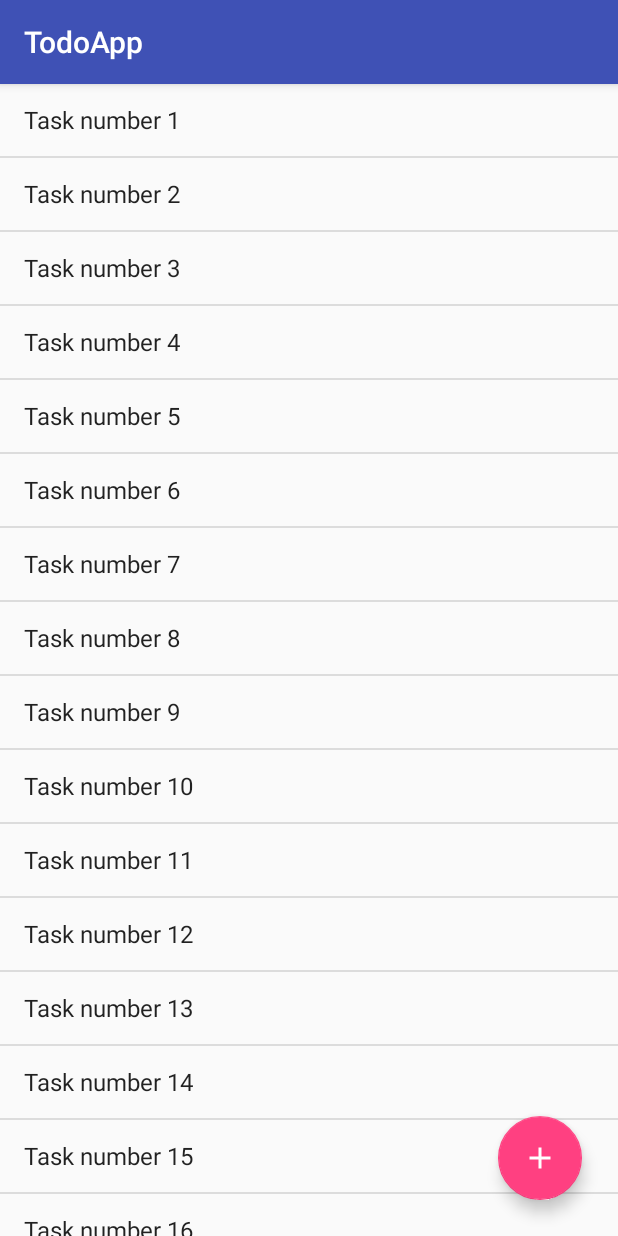
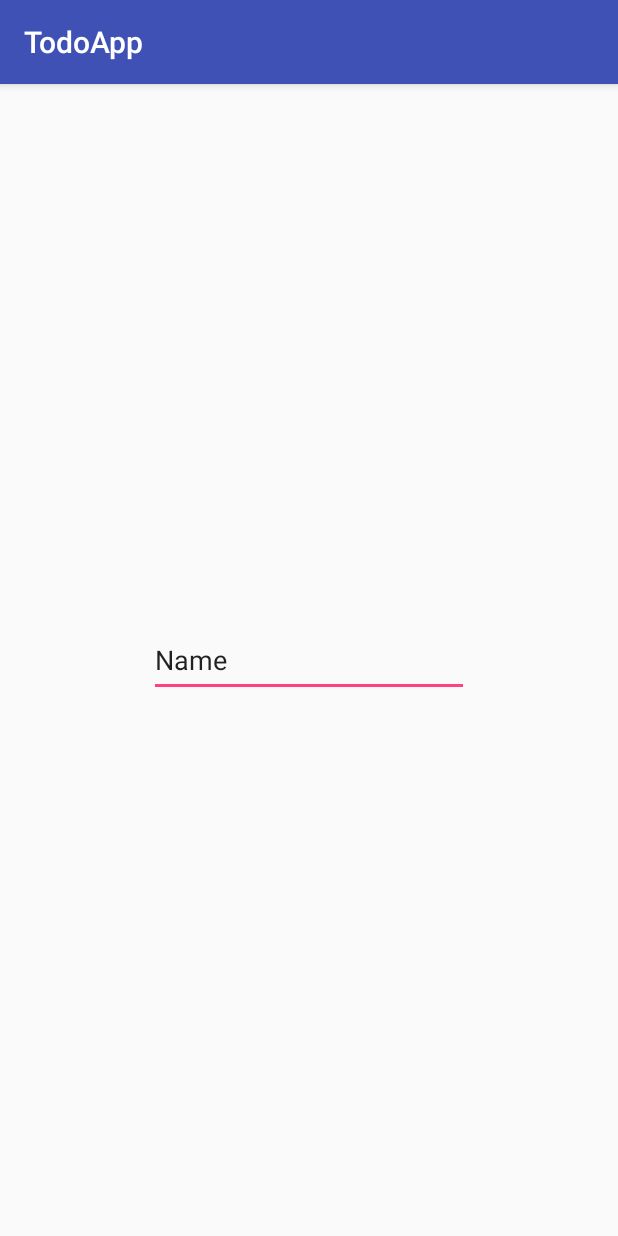
Before and after one commit to MarcinMoskala/Android-Development-in-Kotlin, an Android app: the screen it shows after launch (TasksActivity before the commit, TaskActivity after it), after a tap on an icon or button, on a phone screen of 412 x 824 dp. Run offline under Robolectric (Android 15) with nearby library versions, the phone set to English and light mode, and no system bars.

Commit message:
Create and start tasks activity

```diff
--- a/app/build.gradle
+++ b/app/build.gradle
@@ -24,7 +24,7 @@ android {
 
 dependencies {
     implementation fileTree(dir: 'libs', include: ['*.jar'])
-    implementation"org.jetbrains.kotlin:kotlin-stdlib-jre7:$kotlin_version"
+    implementation "org.jetbrains.kotlin:kotlin-stdlib-jre7:$kotlin_version"
     implementation 'com.android.support:appcompat-v7:26.1.0'
     implementation 'com.android.support.constraint:constraint-layout:1.0.2'
     testImplementation 'junit:junit:4.12'
--- a/app/src/main/AndroidManifest.xml
+++ b/app/src/main/AndroidManifest.xml
@@ -12,9 +12,11 @@
         <activity android:name=".TasksActivity">
             <intent-filter>
                 <action android:name="android.intent.action.MAIN" />
+
                 <category android:name="android.intent.category.LAUNCHER" />
             </intent-filter>
         </activity>
+        <activity android:name=".TaskActivity"></activity>
     </application>
 
 </manifest>
--- /dev/null
+++ b/app/src/main/java/com/kotlinacademy/todoapp/TaskActivity.kt
@@ -0,0 +1,12 @@
+package com.kotlinacademy.todoapp
+
+import android.support.v7.app.AppCompatActivity
+import android.os.Bundle
+
+class TaskActivity : AppCompatActivity() {
+
+    override fun onCreate(savedInstanceState: Bundle?) {
+        super.onCreate(savedInstanceState)
+        setContentView(R.layout.activity_task)
+    }
+}
--- a/app/src/main/java/com/kotlinacademy/todoapp/TasksActivity.kt
+++ b/app/src/main/java/com/kotlinacademy/todoapp/TasksActivity.kt
@@ -1,9 +1,9 @@
 package com.kotlinacademy.todoapp
 
+import android.content.Intent
 import android.os.Bundle
 import android.support.v7.app.AppCompatActivity
 import android.widget.ArrayAdapter
-import android.widget.Toast
 import kotlinx.android.synthetic.main.activity_tasks.*
 
 class TasksActivity : AppCompatActivity() {
@@ -12,7 +12,7 @@ class TasksActivity : AppCompatActivity() {
         super.onCreate(savedInstanceState)
         setContentView(R.layout.activity_tasks)
         fab.setOnClickListener {
-            Toast.makeText(this, "Hello, I am toast", Toast.LENGTH_LONG).show()
+            startActivity(Intent(this, TaskActivity::class.java))
         }
         val list = (1..100).map { "Task number $it" }
         tasksListView.adapter = ArrayAdapter(this, android.R.layout.simple_list_item_1, list)
--- /dev/null
+++ b/app/src/main/res/layout/activity_task.xml
@@ -0,0 +1,25 @@
+<?xml version="1.0" encoding="utf-8"?>
+<android.support.constraint.ConstraintLayout xmlns:android="http://schemas.android.com/apk/res/android"
+    xmlns:app="http://schemas.android.com/apk/res-auto"
+    xmlns:tools="http://schemas.android.com/tools"
+    android:layout_width="match_parent"
+    android:layout_height="match_parent"
+    tools:context="com.kotlinacademy.todoapp.TaskActivity">
+
+
+    <EditText
+        android:id="@+id/editText"
+        android:layout_width="wrap_content"
+        android:layout_height="49dp"
+        android:layout_marginBottom="8dp"
+        android:layout_marginEnd="8dp"
+        android:layout_marginStart="8dp"
+        android:layout_marginTop="8dp"
+        android:ems="10"
+        android:inputType="textPersonName"
+        android:text="Name"
+        app:layout_constraintBottom_toBottomOf="parent"
+        app:layout_constraintEnd_toEndOf="parent"
+        app:layout_constraintStart_toStartOf="parent"
+        app:layout_constraintTop_toTopOf="parent" />
+</android.support.constraint.ConstraintLayout>
```
